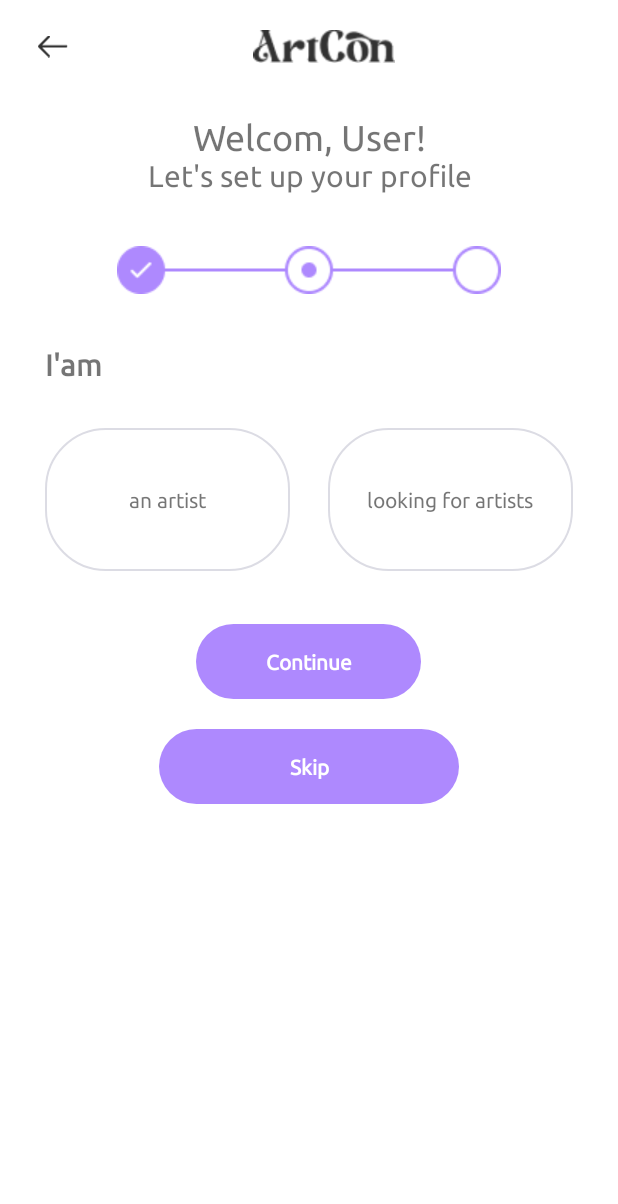
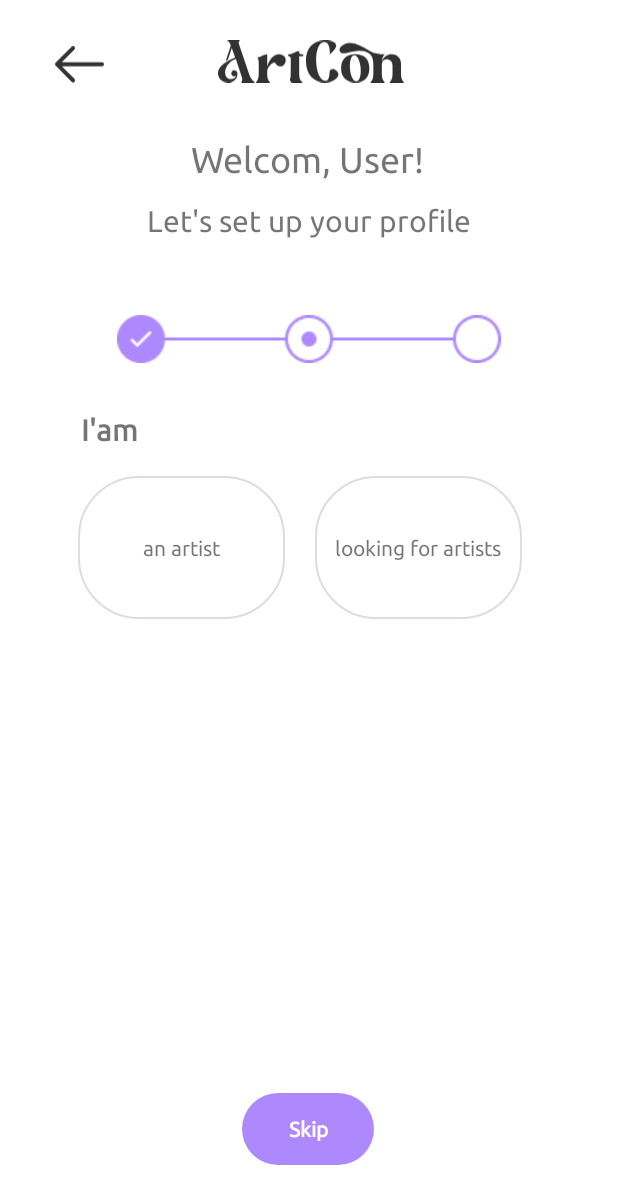
Before and after one commit to meryemtoulali/artcon_front, an Android app: the screen it shows after launch (ProfileSetup), after a tap on "Skip", on a phone screen of 412 x 824 dp. Shown: the top 1204 px of the screen. Run offline under Robolectric (Android 15) with nearby library versions, the phone set to English and light mode, and no system bars; our stand-ins replace RxJava.

Commit message:
Constraint layout

```diff
--- a/app/src/main/res/drawable/account_type_selected.xml
+++ b/app/src/main/res/drawable/account_type_selected.xml
@@ -1,7 +1,11 @@
 <?xml version="1.0" encoding="utf-8"?>
 <shape xmlns:android="http://schemas.android.com/apk/res/android">
-    <solid
-        android:color="@color/purpleBase"/>
+    <gradient
+    android:type="linear"
+    android:angle="45"
+    android:startColor="#AE89FE"
+    android:centerColor="#E3A7FF"
+    android:endColor="#FCDAFF"/>
     <stroke android:color="@color/greyBase"
         android:width="1dp"/>
     <corners android:radius="40dp" />
--- /dev/null
+++ b/app/src/main/res/drawable/wordmark.xml
@@ -0,0 +1,28 @@
+<vector xmlns:android="http://schemas.android.com/apk/res/android"
+    android:width="602dp"
+    android:height="136dp"
+    android:viewportWidth="602"
+    android:viewportHeight="136">
+  <group>
+    <clip-path
+        android:pathData="M0,0h602v136h-602z"/>
+    <path
+        android:pathData="M44.57,24.04L31.64,63.29C29.35,64.55 27.13,65.88 24.97,67.27L25.73,64.68C30.39,48.73 37.21,31.59 41.46,15.64C39.23,10.27 36.09,2.18 28.22,0.06H72.06C64.7,4.08 66.56,7.99 69.32,16.14L98.15,101.34C102.95,115.5 107.29,127.33 119.62,136H75.21C78.39,130.74 79.41,125.28 77.64,119.79L57.9,60.01C40.39,64.62 23,84.22 23,102.64C23,128.9 51.83,130.78 59.8,113.24C58.42,114.6 56.66,115.52 54.76,115.88C52.86,116.24 50.89,116.03 49.11,115.27C47.32,114.51 45.8,113.25 44.73,111.62C43.66,110 43.09,108.09 43.09,106.14C43.09,104.37 43.58,102.63 44.49,101.11C45.4,99.59 46.71,98.36 48.26,97.53C49.82,96.7 51.57,96.31 53.33,96.4C55.09,96.5 56.8,97.08 58.26,98.07C62.46,100.85 63.27,106.14 62.66,111.44C60.66,128.57 43.29,138.36 26.08,135.48C6.9,132.22 -1.73,116.56 0.28,101.49C3.19,79.8 32.1,64.86 55.61,54.82L44.57,24.04Z"
+        android:fillColor="#323232"/>
+    <path
+        android:pathData="M127.1,54.89C136.43,54.89 149.27,44.63 159.3,44.63V84.25C165.38,62.65 181.18,41.13 203.06,45.1C230.68,50.91 219.26,88.68 197.77,83.15C184.98,79.89 188.2,65.81 176.9,72.97C168.7,78.15 162.5,86 159.32,95.21V101.26C159.32,114.73 158.51,125.35 169.01,135.93H122.15C132.62,125.4 131.84,114.73 131.84,101.26V73.23C131.84,64.29 130.85,58.67 127.1,54.89Z"
+        android:fillColor="#323232"/>
+    <path
+        android:pathData="M273.64,44.6C277.65,44.6 277.65,50.71 273.64,50.71H262.8V101.27C262.8,114.75 262.39,128.79 274.7,135.95H241.74C240.32,135.96 238.91,135.62 237.63,134.97C236.36,134.31 235.27,133.36 234.44,132.19C233.61,131.02 233.07,129.66 232.87,128.24C232.67,126.82 232.81,125.37 233.28,124.01C235.65,117.1 235.34,109.76 235.34,101.27C235.34,87.21 236.4,69.82 235.07,56.13C234.26,53.23 232.31,51.02 229.18,50.7C225.64,50.34 225.67,44.75 229.26,44.62H230.6C239.94,44.62 253.6,33.61 263.62,33.61C262.66,35.64 262.39,37.94 262.88,40.13C263.58,42.85 266.73,44.59 269.89,44.59L273.64,44.6Z"
+        android:fillColor="#323232"/>
+    <path
+        android:pathData="M387.22,117.44C379.78,127.93 366.63,135.98 347.14,135.98C309.36,135.98 286.04,110.93 284.68,68.82C283.31,25.76 306.85,-0.34 344.58,0C385.73,0.38 396.6,16.86 361.55,45.16C363.41,30.31 359.8,4.08 344.4,4.58C305.74,5.86 310.82,127.55 347.06,130.49C356.66,131.25 360.65,117.65 360.65,106.56C360.61,77.7 399.62,99.91 387.22,117.44Z"
+        android:fillColor="#323232"/>
+    <path
+        android:pathData="M489.84,90.84C489.84,119.19 474.04,135.96 445.19,135.96C416.71,135.96 398.48,119.56 398.48,90.84C398.48,60.48 415.38,44.31 444.16,44.65C472.94,44.31 489.84,59.89 489.84,90.84ZM441.22,47.73C418.32,49.2 424.48,131.01 447.8,132.27C470.81,131.07 464.61,49.23 441.2,47.73H441.22Z"
+        android:fillColor="#323232"/>
+    <path
+        android:pathData="M592.36,75.29V101.18C592.36,114.64 591.55,125.26 602.04,135.85H555.18C565.64,125.31 564.86,114.64 564.86,101.18V80.79C564.86,56.98 533.83,53.6 530.26,74.44V101.18C530.26,114.65 529.45,125.27 539.94,135.85H493.11C503.58,125.32 502.84,114.65 502.84,101.18V79.21C502.84,60.69 498.61,49.09 489.2,42.18C469.3,27.55 441.96,33.67 420.32,39.73C387.99,48.7 385.9,23.07 407.39,13C437.38,-1.04 465.29,19.41 492.48,34.72C505.16,41.86 521.71,44.58 539.97,44.58C532.29,52.31 530.66,60.07 530.34,69.04C539,34.33 592.36,36.54 592.36,75.29Z"
+        android:fillColor="#323232"/>
+  </group>
+</vector>
--- a/app/src/main/res/layout/activity_profile_setup.xml
+++ b/app/src/main/res/layout/activity_profile_setup.xml
@@ -1,70 +1,88 @@
 <?xml version="1.0" encoding="utf-8"?>
-<LinearLayout xmlns:android="http://schemas.android.com/apk/res/android"
+<androidx.constraintlayout.widget.ConstraintLayout xmlns:android="http://schemas.android.com/apk/res/android"
     xmlns:app="http://schemas.android.com/apk/res-auto"
     xmlns:tools="http://schemas.android.com/tools"
     android:layout_width="match_parent"
-    android:layout_height="wrap_content"
-    tools:context=".ProfileSetup"
-    android:orientation="vertical">
-    <LinearLayout
-        android:layout_width="match_parent"
-        android:layout_height="wrap_content"
-        android:orientation="horizontal"
-        android:layout_marginVertical="20sp"
-        android:layout_marginHorizontal="25sp">
-        <ImageView
-            android:layout_width="wrap_content"
-            android:layout_height="wrap_content"
-            android:src="@drawable/arrow_back"
-            android:background="@color/whiteBase"
-            android:layout_weight="1">
-        </ImageView>
+    android:layout_height="match_parent"
+    android:orientation="vertical"
+    tools:context=".ProfileSetup">
+
 
     <ImageView
-            android:layout_width="match_parent"
-            android:layout_height="match_parent"
-            android:layout_gravity="center"
-            android:layout_weight="2"
-            android:src="@drawable/artcon_menu"
-            />
-    </LinearLayout>
+        android:id="@+id/imageView"
+        android:layout_width="33dp"
+        android:layout_height="30dp"
+        android:background="@color/whiteBase"
+        android:src="@drawable/arrow_back"
+        app:layout_constraintBottom_toBottomOf="parent"
+        app:layout_constraintEnd_toEndOf="parent"
+        app:layout_constraintHorizontal_bias="0.097"
+        app:layout_constraintStart_toStartOf="parent"
+        app:layout_constraintTop_toTopOf="parent"
+        app:layout_constraintVertical_bias="0.035"></ImageView>
 
-    <LinearLayout
-        android:layout_width="match_parent"
-        android:layout_height="wrap_content"
-        android:layout_marginVertical="15sp"
-        android:orientation="vertical"
-        tools:layout_editor_absoluteX="-16dp"
-        tools:layout_editor_absoluteY="31dp">
+    <ImageView
+        android:id="@+id/imageView2"
+        android:layout_width="124dp"
+        android:layout_height="46dp"
+        android:src="@drawable/wordmark"
+        app:layout_constraintBottom_toBottomOf="parent"
+        app:layout_constraintEnd_toEndOf="parent"
+        app:layout_constraintHorizontal_bias="0.345"
+        app:layout_constraintStart_toEndOf="@+id/imageView"
+        app:layout_constraintTop_toTopOf="parent"
+        app:layout_constraintVertical_bias="0.023" />
 
     <TextView
-            android:layout_width="match_parent"
-            android:layout_height="wrap_content"
+        android:id="@+id/textView"
+        android:layout_width="162dp"
+        android:layout_height="33dp"
         android:fontFamily="@font/ubuntu"
         android:text="@string/welcom_newuser"
         android:textAlignment="center"
         android:textSize="24sp"
-            tools:layout_editor_absoluteX="0dp"
-            tools:layout_editor_absoluteY="40dp"></TextView>
+        app:layout_constraintBottom_toBottomOf="parent"
+        app:layout_constraintEnd_toEndOf="parent"
+        app:layout_constraintHorizontal_bias="0.497"
+        app:layout_constraintStart_toStartOf="parent"
+        app:layout_constraintTop_toTopOf="parent"
+        app:layout_constraintVertical_bias="0.116"></TextView>
 
     <TextView
-            android:layout_width="match_parent"
+        android:id="@+id/textView2"
+        android:layout_width="wrap_content"
         android:layout_height="wrap_content"
         android:text="@string/setup_profile"
         android:textAlignment="center"
         android:textSize="20sp"
-            tools:layout_editor_absoluteX="0dp"
-            tools:layout_editor_absoluteY="44dp"></TextView>
-    </LinearLayout>
+        app:layout_constraintBottom_toBottomOf="parent"
+        app:layout_constraintEnd_toEndOf="parent"
+        app:layout_constraintHorizontal_bias="0.497"
+        app:layout_constraintStart_toStartOf="parent"
+        app:layout_constraintTop_toBottomOf="@+id/textView"
+        app:layout_constraintVertical_bias="0.015"/>
+
     <androidx.fragment.app.FragmentContainerView
-        android:layout_width="match_parent"
-        android:layout_height="match_parent"
-        android:id="@+id/setup_profile_fragment"/>
+        android:id="@+id/setup_profile_fragment"
+        android:layout_width="364dp"
+        android:layout_height="462dp"
+        app:layout_constraintBottom_toBottomOf="parent"
+        app:layout_constraintEnd_toEndOf="parent"
+        app:layout_constraintStart_toStartOf="parent"
+        app:layout_constraintTop_toBottomOf="@+id/textView2"
+        app:layout_constraintVertical_bias="0.11" />
+
     <Button
         android:id="@+id/next_button"
-        android:layout_width="200sp"
-        android:layout_height="50sp"
-        android:layout_gravity="center"
         style="@style/ContinueButton"
-        android:text="@string/skip"/>
-</LinearLayout>
+        android:layout_width="wrap_content"
+        android:layout_height="wrap_content"
+        android:text="@string/skip"
+        app:layout_constraintBottom_toBottomOf="parent"
+        app:layout_constraintEnd_toEndOf="parent"
+        app:layout_constraintHorizontal_bias="0.498"
+        app:layout_constraintStart_toStartOf="parent"
+        app:layout_constraintTop_toBottomOf="@+id/textView2"
+        app:layout_constraintVertical_bias="0.923" />
+
+</androidx.constraintlayout.widget.ConstraintLayout>
--- a/app/src/main/res/layout/fragment_setup_accounttype.xml
+++ b/app/src/main/res/layout/fragment_setup_accounttype.xml
@@ -1,65 +1,78 @@
 <?xml version="1.0" encoding="utf-8"?>
-<FrameLayout xmlns:android="http://schemas.android.com/apk/res/android"
+<androidx.constraintlayout.widget.ConstraintLayout xmlns:android="http://schemas.android.com/apk/res/android"
+    xmlns:app="http://schemas.android.com/apk/res-auto"
     xmlns:tools="http://schemas.android.com/tools"
+    android:id="@+id/fragment_setup_accounttype"
     android:layout_width="match_parent"
     android:layout_height="match_parent"
-    tools:context=".fragment.setupAccounttype"
-    android:id="@+id/fragment_setup_accounttype">
-    <LinearLayout
+    tools:context=".fragment.setupAccounttype">
+
+
+    <ImageView
+        android:id="@+id/imageView4"
         android:layout_width="match_parent"
         android:layout_height="wrap_content"
-        android:orientation="vertical">
+        android:layout_gravity="center"
+        android:layout_marginVertical="20sp"
+        android:src="@drawable/step2"
+        app:layout_constraintBottom_toBottomOf="parent"
+        app:layout_constraintEnd_toEndOf="parent"
+        app:layout_constraintHorizontal_bias="0.0"
+        app:layout_constraintStart_toStartOf="parent"
+        app:layout_constraintTop_toTopOf="parent"
+        app:layout_constraintVertical_bias="0.022" />
 
-        <ImageView
-            android:layout_width="match_parent"
-            android:layout_height="wrap_content"
-            android:src="@drawable/step2"
-            android:layout_gravity="center"
-            android:layout_marginVertical="20sp"/>
     <TextView
-            android:layout_width="match_parent"
-            android:layout_height="wrap_content"
-            android:text="@string/Iam"
-            android:textSize="20sp"
-            android:layout_marginHorizontal="30sp"
-            android:layout_marginVertical="15sp"
-            android:textStyle="bold"/>
-        <LinearLayout
+        android:id="@+id/textView5"
         android:layout_width="match_parent"
         android:layout_height="wrap_content"
         android:layout_marginHorizontal="30sp"
         android:layout_marginVertical="15sp"
-            android:orientation="horizontal">
+        android:text="@string/Iam"
+        android:textSize="20sp"
+        android:textStyle="bold"
+        app:layout_constraintBottom_toBottomOf="parent"
+        app:layout_constraintEnd_toEndOf="parent"
+        app:layout_constraintStart_toStartOf="parent"
+        app:layout_constraintTop_toBottomOf="@+id/imageView4"
+        app:layout_constraintVertical_bias="0.05" />
+
+
     <TextView
-                android:layout_width="138sp"
-                android:layout_height="95sp"
+        android:id="@+id/normalUser"
+        android:layout_width="138dp"
+        android:layout_height="95dp"
+        android:layout_marginEnd="40dp"
+        android:background="@drawable/account_type"
+        android:gravity="center"
+        android:text="@string/looking_for_artists"
+        app:layout_constraintBottom_toBottomOf="parent"
+        app:layout_constraintEnd_toEndOf="parent"
+        app:layout_constraintTop_toBottomOf="@+id/textView5"
+        app:layout_constraintVertical_bias="0.076" />
+
+    <TextView
         android:id="@+id/artist"
+        android:layout_width="138dp"
+        android:layout_height="95dp"
+        android:background="@drawable/account_type"
+        android:gravity="center"
         android:text="@string/an_artist"
-                android:layout_weight="1"
-                android:gravity="center"
-                android:background="@drawable/account_type"/>
-            <Space
-                android:layout_width="25sp"
-                android:layout_height="match_parent"/>
-            <TextView
-                android:layout_width="138sp"
-                android:layout_height="95sp"
-                android:id="@+id/normalUser"
-                android:layout_weight="1"
-                android:text="@string/looking_for_artists"
-                android:gravity="center"
-                android:background="@drawable/account_type" />
-        </LinearLayout>
-        <FrameLayout
-            android:layout_width="match_parent"
-            android:layout_height="match_parent"
-            android:id="@+id/account_type"/>
-        <Button
-            android:layout_width="150sp"
-            android:layout_height="50sp"
-            style="@style/ContinueButton"
-            android:layout_gravity="center"
-            android:layout_marginVertical="20sp"
-            android:text="@string/next"/>
-    </LinearLayout>
-</FrameLayout>
+        app:layout_constraintBottom_toBottomOf="parent"
+        app:layout_constraintEnd_toStartOf="@+id/normalUser"
+        app:layout_constraintHorizontal_bias="0.583"
+        app:layout_constraintStart_toStartOf="parent"
+        app:layout_constraintTop_toBottomOf="@+id/textView5"
+        app:layout_constraintVertical_bias="0.076" />
+
+    <androidx.fragment.app.FragmentContainerView
+        android:id="@+id/account_type"
+        android:layout_width="371dp"
+        android:layout_height="218dp"
+        app:layout_constraintBottom_toBottomOf="parent"
+        app:layout_constraintEnd_toEndOf="parent"
+        app:layout_constraintHorizontal_bias="0.489"
+        app:layout_constraintStart_toStartOf="parent"
+        app:layout_constraintTop_toBottomOf="@+id/artist" />
+
+</androidx.constraintlayout.widget.ConstraintLayout>
--- a/app/src/main/res/values/themes.xml
+++ b/app/src/main/res/values/themes.xml
@@ -53,5 +53,10 @@
         <item name="android:stateListAnimator">@null</item>
     </style>
 
+    <style name="circleImageView" parent="">
+        <item name="cornerFamily">rounded</item>
+        <item name="cornerSize">50%</item>
+    </style>
+
     <style name="Theme.ArtCon_test" parent="Base.Theme.ArtCon_test" />
 </resources>
```
Also changed, not shown: app/src/main/java/com/example/artcon_test/fragment/setupAccounttype.java (+0 -7 lines), app/src/main/res/layout/fragment_accounttype_artist.xml (+24 -13 lines), app/src/main/res/layout/fragment_accounttype_notartist.xml (+28 -17 lines), app/src/main/res/layout/fragment_setup_profilepicture.xml (+50 -40 lines), app/src/main/res/drawable/user_profile.webp (added). Lines whose indentation alone changed are shown as unchanged.
